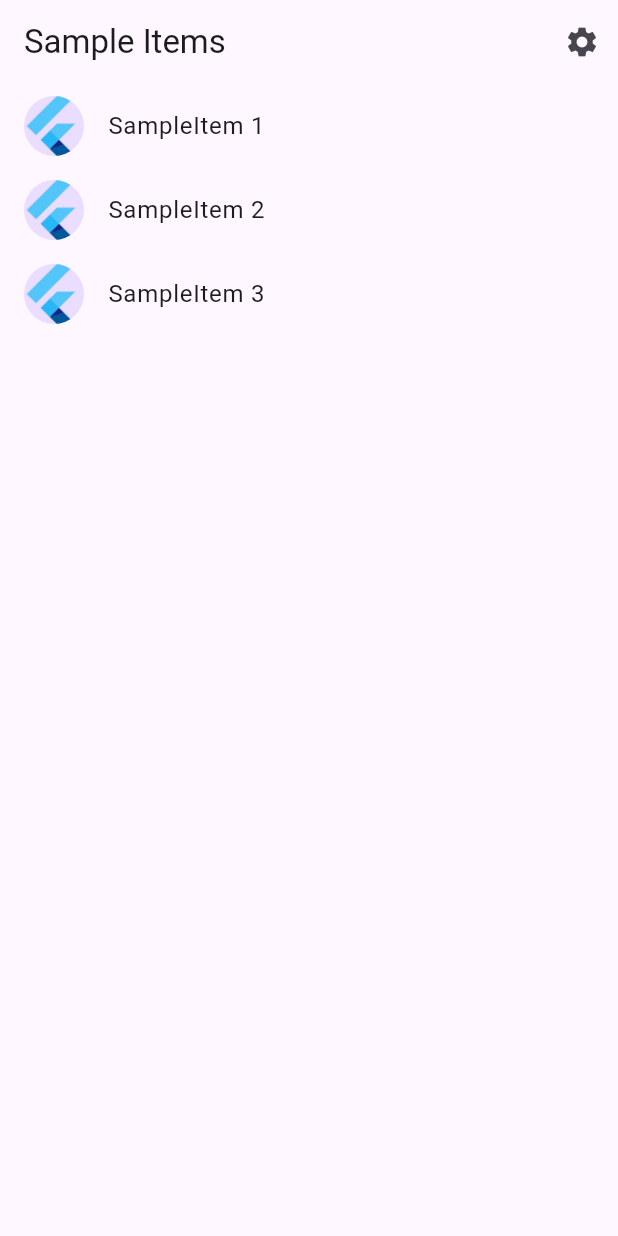
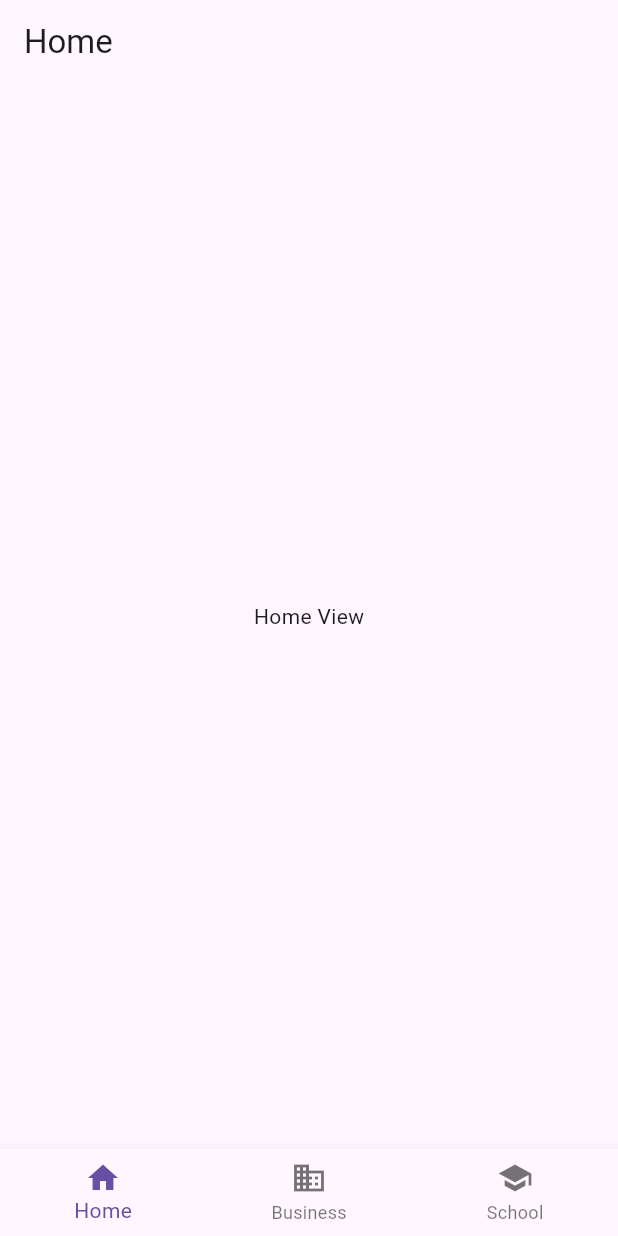
Before and after one commit to pedroafmonteiro/mosaic, a Flutter app: the screen it shows after launch, on a phone screen of 412 x 824 dp. Run offline on Flutter 3.47's test engine with Material 3 defaults, Android fonts, the phone set to English and light mode, and no system bars; generated files the repository leaves out were written again.

Commit message:
Implemented MVC pattern and a home view.

```diff
--- a/lib/main.dart
+++ b/lib/main.dart
@@ -2,8 +2,8 @@ import 'package:flutter/material.dart';
 import 'package:flutter/services.dart';
 
 import 'src/app.dart';
-import 'src/settings/settings_controller.dart';
-import 'src/settings/settings_service.dart';
+import 'src/controller/settings/settings_controller.dart';
+import 'src/service/settings/settings_service.dart';
 
 void main() async {
   // Set up the SettingsController, which will glue user settings to multiple
--- a/lib/src/app.dart
+++ b/lib/src/app.dart
@@ -1,11 +1,10 @@
 import 'package:flutter/material.dart';
 import 'package:flutter_gen/gen_l10n/app_localizations.dart';
 import 'package:flutter_localizations/flutter_localizations.dart';
+import 'package:mosaic/src/view/home/home_view.dart';
 
-import 'sample_feature/sample_item_details_view.dart';
-import 'sample_feature/sample_item_list_view.dart';
-import 'settings/settings_controller.dart';
-import 'settings/settings_view.dart';
+import 'controller/settings/settings_controller.dart';
+import 'view/settings/settings_view.dart';
 
 /// The Widget that configures your application.
 class MyApp extends StatelessWidget {
@@ -69,11 +68,9 @@ class MyApp extends StatelessWidget {
                 switch (routeSettings.name) {
                   case SettingsView.routeName:
                     return SettingsView(controller: settingsController);
-                  case SampleItemDetailsView.routeName:
-                    return const SampleItemDetailsView();
-                  case SampleItemListView.routeName:
+                  case HomeView.routeName:
                   default:
-                    return const SampleItemListView();
+                    return const HomeView();
                 }
               },
             );
--- a/lib/src/settings/settings_controller.dart
+++ b/lib/src/controller/settings/settings_controller.dart
@@ -1,6 +1,6 @@
 import 'package:flutter/material.dart';
 
-import 'settings_service.dart';
+import '../../service/settings/settings_service.dart';
 
 /// A class that many Widgets can interact with to read user settings, update
 /// user settings, or listen to user settings changes.
--- a/lib/src/sample_feature/sample_item_list_view.dart
+++ b/lib/src/sample_feature/sample_item_list_view.dart
@@ -1,6 +1,6 @@
 import 'package:flutter/material.dart';
 
-import '../settings/settings_view.dart';
+import '../view/settings/settings_view.dart';
 import 'sample_item.dart';
 import 'sample_item_details_view.dart';
 
--- /dev/null
+++ b/lib/src/view/home/home_view.dart
@@ -0,0 +1,35 @@
+import 'package:flutter/material.dart';
+
+class HomeView extends StatelessWidget {
+  const HomeView({super.key});
+
+  static const routeName = '/';
+
+  @override
+  Widget build(BuildContext context) {
+    return Scaffold(
+      appBar: AppBar(
+        title: Text('Home'),
+      ),
+      bottomNavigationBar: BottomNavigationBar(
+        items: const <BottomNavigationBarItem>[
+          BottomNavigationBarItem(
+            icon: Icon(Icons.home),
+            label: 'Home',
+          ),
+          BottomNavigationBarItem(
+            icon: Icon(Icons.business),
+            label: 'Business',
+          ),
+          BottomNavigationBarItem(
+            icon: Icon(Icons.school),
+            label: 'School',
+          ),
+        ],
+      ),
+      body: Center(
+        child: Text('Home View'),
+      ),
+    );
+  }
+}
--- a/lib/src/settings/settings_view.dart
+++ b/lib/src/view/settings/settings_view.dart
@@ -1,6 +1,6 @@
 import 'package:flutter/material.dart';
 
-import 'settings_controller.dart';
+import '../../controller/settings/settings_controller.dart';
 
 /// Displays the various settings that can be customized by the user.
 ///
```
Also changed, not shown: lib/src/service/settings/settings_service.dart (renamed from lib/src/settings/settings_service.dart).
